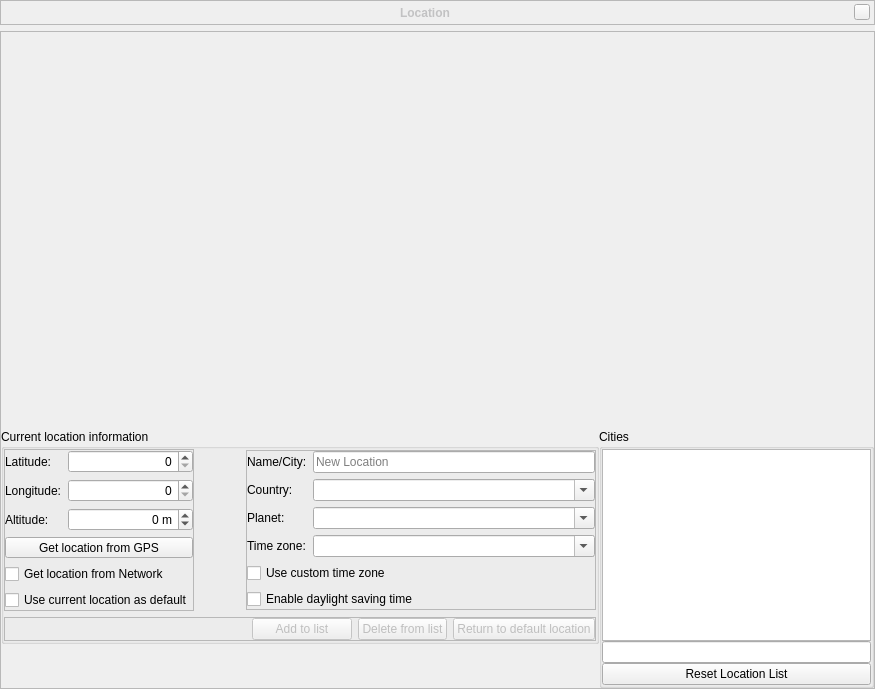
The window that src/gui/locationDialogGui.ui (ultrapre/stellarium) describes before a commit, drawn with Qt 5.
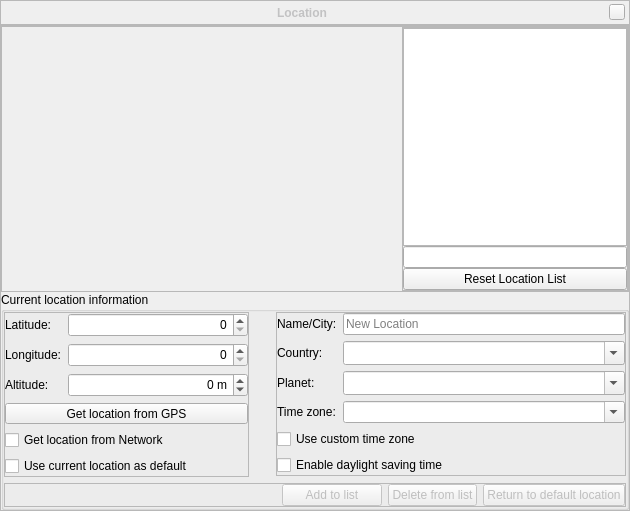
The same window after the commit. Icons and pictures are not drawn. Custom widgets are drawn as their Qt base class.

Commit message:
Revert "Remove QStackedWidget and QListWidget from dialogs, and replace it with QTabWidget."
This reverts commit 7ae493d849c1c83e8442d64ce9efdaa8edf55682.

Diff of the .ui file:
```diff
--- a/src/gui/locationDialogGui.ui
+++ b/src/gui/locationDialogGui.ui
@@ -6,14 +6,17 @@
    <rect>
     <x>0</x>
     <y>0</y>
-    <width>875</width>
-    <height>689</height>
+    <width>630</width>
+    <height>511</height>
    </rect>
   </property>
   <property name="styleSheet">
    <string notr="true"/>
   </property>
-  <layout class="QGridLayout" name="gridLayout_6">
+  <layout class="QVBoxLayout">
+   <property name="spacing">
+    <number>0</number>
+   </property>
    <property name="leftMargin">
     <number>0</number>
    </property>
@@ -26,7 +29,7 @@
    <property name="bottomMargin">
     <number>0</number>
    </property>
-   <item row="0" column="0">
+   <item>
     <widget class="BarFrame" name="TitleBar">
      <property name="minimumSize">
       <size>
@@ -191,7 +194,7 @@
      </layout>
     </widget>
    </item>
-   <item row="1" column="0">
+   <item>
     <widget class="QFrame" name="locationContent">
      <property name="sizePolicy">
       <sizepolicy hsizetype="Preferred" vsizetype="Minimum">
@@ -202,7 +205,7 @@
      <property name="frameShape">
       <enum>QFrame::StyledPanel</enum>
      </property>
-     <layout class="QGridLayout" name="gridLayout_2" rowstretch="1,0,0">
+     <layout class="QGridLayout" name="gridLayout_2">
       <property name="leftMargin">
        <number>0</number>
       </property>
@@ -218,26 +221,179 @@
       <property name="spacing">
        <number>0</number>
       </property>
-      <item row="0" column="0" colspan="3">
-       <widget class="MapLabel" name="mapLabel">
-        <property name="lineWidth">
-         <number>0</number>
+      <item row="0" column="0" colspan="2">
+       <widget class="QFrame" name="frame">
+        <property name="sizePolicy">
+         <sizepolicy hsizetype="Preferred" vsizetype="MinimumExpanding">
+          <horstretch>0</horstretch>
+          <verstretch>0</verstretch>
+         </sizepolicy>
         </property>
-        <property name="text">
-         <string/>
+        <property name="minimumSize">
+         <size>
+          <width>0</width>
+          <height>180</height>
+         </size>
         </property>
-        <property name="pixmap">
-         <pixmap>../../data/gui/world.png</pixmap>
+        <property name="maximumSize">
+         <size>
+          <width>16777215</width>
+          <height>2400</height>
+         </size>
         </property>
-        <property name="scaledContents">
-         <bool>true</bool>
+        <property name="frameShape">
+         <enum>QFrame::StyledPanel</enum>
         </property>
-        <property name="alignment">
-         <set>Qt::AlignCenter</set>
+        <property name="frameShadow">
+         <enum>QFrame::Raised</enum>
         </property>
+        <layout class="QGridLayout" name="gridLayout_3">
+         <property name="leftMargin">
+          <number>0</number>
+         </property>
+         <property name="topMargin">
+          <number>0</number>
+         </property>
+         <property name="rightMargin">
+          <number>0</number>
+         </property>
+         <property name="bottomMargin">
+          <number>0</number>
+         </property>
+         <property name="spacing">
+          <number>0</number>
+         </property>
+         <item row="1" column="0">
+          <widget class="MapLabel" name="mapLabel">
+           <property name="sizePolicy">
+            <sizepolicy hsizetype="MinimumExpanding" vsizetype="MinimumExpanding">
+             <horstretch>0</horstretch>
+             <verstretch>0</verstretch>
+            </sizepolicy>
+           </property>
+           <property name="minimumSize">
+            <size>
+             <width>400</width>
+             <height>180</height>
+            </size>
+           </property>
+           <property name="maximumSize">
+            <size>
+             <width>1440</width>
+             <height>720</height>
+            </size>
+           </property>
+           <property name="lineWidth">
+            <number>0</number>
+           </property>
+           <property name="text">
+            <string/>
+           </property>
+           <property name="pixmap">
+            <pixmap>../../data/gui/world.png</pixmap>
+           </property>
+           <property name="scaledContents">
+            <bool>true</bool>
+           </property>
+           <property name="alignment">
+            <set>Qt::AlignCenter</set>
+           </property>
+          </widget>
+         </item>
+         <item row="1" column="1">
+          <widget class="QFrame" name="frame_2">
+           <property name="sizePolicy">
+            <sizepolicy hsizetype="Preferred" vsizetype="MinimumExpanding">
+             <horstretch>0</horstretch>
+             <verstretch>0</verstretch>
+            </sizepolicy>
+           </property>
+           <property name="minimumSize">
+            <size>
+             <width>200</width>
+             <height>180</height>
+            </size>
+           </property>
+           <property name="maximumSize">
+            <size>
+             <width>300</width>
+             <height>2400</height>
+            </size>
+           </property>
+           <property name="frameShape">
+            <enum>QFrame::StyledPanel</enum>
+           </property>
+           <property name="frameShadow">
+            <enum>QFrame::Raised</enum>
+           </property>
+           <layout class="QVBoxLayout" name="verticalLayout">
+            <property name="spacing">
+             <number>0</number>
+            </property>
+            <property name="leftMargin">
+             <number>0</number>
+            </property>
+            <property name="topMargin">
+             <number>0</number>
+            </property>
+            <property name="rightMargin">
+             <number>0</number>
+            </property>
+            <property name="bottomMargin">
+             <number>0</number>
+            </property>
+            <item>
+             <widget class="QListView" name="citiesListView">
+              <property name="focusPolicy">
+               <enum>Qt::NoFocus</enum>
+              </property>
+              <property name="toolTip">
+               <string>Standard list of locations contains only English names (without diacritics!)</string>
+              </property>
+              <property name="horizontalScrollBarPolicy">
+               <enum>Qt::ScrollBarAlwaysOff</enum>
+              </property>
+              <property name="uniformItemSizes">
+               <bool>true</bool>
+              </property>
+             </widget>
+            </item>
+            <item>
+             <widget class="QLineEdit" name="citySearchLineEdit">
+              <property name="sizePolicy">
+               <sizepolicy hsizetype="Expanding" vsizetype="Fixed">
+                <horstretch>0</horstretch>
+                <verstretch>0</verstretch>
+               </sizepolicy>
+              </property>
+              <property name="toolTip">
+               <string>Standard list of locations contains only English names (without diacritics!)</string>
+              </property>
+              <property name="text">
+               <string/>
+              </property>
+              <property name="alignment">
+               <set>Qt::AlignBottom|Qt::AlignLeading|Qt::AlignLeft</set>
+              </property>
+             </widget>
+            </item>
+            <item>
+             <widget class="QPushButton" name="resetListPushButton">
+              <property name="toolTip">
+               <string>Reset location list to show all known locations</string>
+              </property>
+              <property name="text">
+               <string>Reset Location List</string>
+              </property>
+             </widget>
+            </item>
+           </layout>
+          </widget>
+         </item>
+        </layout>
        </widget>
       </item>
-      <item row="1" column="0">
+      <item row="2" column="1">
        <widget class="QGroupBox" name="groupBox">
         <property name="sizePolicy">
          <sizepolicy hsizetype="Preferred" vsizetype="Fixed">
@@ -381,7 +537,7 @@
            <property name="frameShadow">
             <enum>QFrame::Raised</enum>
            </property>
-           <layout class="QGridLayout" name="gridLayout_4" columnstretch="0,1">
+           <layout class="QGridLayout" name="gridLayout_4">
             <property name="leftMargin">
              <number>0</number>
             </property>
@@ -406,6 +562,12 @@
             </item>
             <item row="2" column="1">
              <widget class="QSpinBox" name="altitudeSpinBox">
+              <property name="minimumSize">
+               <size>
+                <width>100</width>
+                <height>24</height>
+               </size>
+              </property>
               <property name="toolTip">
                <string>Enter the altitude in meter</string>
               </property>
@@ -449,6 +611,12 @@
             </item>
             <item row="1" column="1">
              <widget class="AngleSpinBox" name="longitudeSpinBox">
+              <property name="minimumSize">
+               <size>
+                <width>140</width>
+                <height>24</height>
+               </size>
+              </property>
               <property name="toolTip">
                <string>You can enter values in decimal degrees, or using dms format, for example: +1d 12m 8s</string>
               </property>
@@ -466,6 +634,12 @@
             </item>
             <item row="0" column="1">
              <widget class="AngleSpinBox" name="latitudeSpinBox">
+              <property name="minimumSize">
+               <size>
+                <width>180</width>
+                <height>24</height>
+               </size>
+              </property>
               <property name="toolTip">
                <string>You can enter values in decimal degrees, or using dms format, for example: +1d 12m 8s</string>
               </property>
@@ -565,6 +739,18 @@
                 <verstretch>0</verstretch>
                </sizepolicy>
               </property>
+              <property name="minimumSize">
+               <size>
+                <width>0</width>
+                <height>24</height>
+               </size>
+              </property>
+              <property name="maximumSize">
+               <size>
+                <width>16777215</width>
+                <height>24</height>
+               </size>
+              </property>
               <property name="editable">
                <bool>true</bool>
               </property>
@@ -629,6 +815,18 @@
                 <verstretch>0</verstretch>
                </sizepolicy>
               </property>
+              <property name="minimumSize">
+               <size>
+                <width>0</width>
+                <height>24</height>
+               </size>
+              </property>
+              <property name="maximumSize">
+               <size>
+                <width>16777215</width>
+                <height>24</height>
+               </size>
+              </property>
               <property name="editable">
                <bool>true</bool>
               </property>
@@ -657,88 +855,6 @@
         </layout>
        </widget>
       </item>
-      <item row="2" column="0">
-       <spacer name="verticalSpacer">
-        <property name="orientation">
-         <enum>Qt::Vertical</enum>
-        </property>
-        <property name="sizeHint" stdset="0">
-         <size>
-          <width>20</width>
-          <height>40</height>
-         </size>
-        </property>
-       </spacer>
-      </item>
-      <item row="1" column="2" rowspan="2">
-       <widget class="QGroupBox" name="groupBox_2">
-        <property name="title">
-         <string>Cities</string>
-        </property>
-        <layout class="QVBoxLayout" name="verticalLayout_2">
-         <property name="spacing">
-          <number>0</number>
-         </property>
-         <property name="leftMargin">
-          <number>0</number>
-         </property>
-         <property name="topMargin">
-          <number>0</number>
-         </property>
-         <property name="rightMargin">
-          <number>0</number>
-         </property>
-         <property name="bottomMargin">
-          <number>0</number>
-         </property>
-         <item>
-          <widget class="QListView" name="citiesListView">
-           <property name="focusPolicy">
-            <enum>Qt::NoFocus</enum>
-           </property>
-           <property name="toolTip">
-            <string>Standard list of locations contains only English names (without diacritics!)</string>
-           </property>
-           <property name="horizontalScrollBarPolicy">
-            <enum>Qt::ScrollBarAlwaysOff</enum>
-           </property>
-           <property name="uniformItemSizes">
-            <bool>true</bool>
-           </property>
-          </widget>
-         </item>
-         <item>
-          <widget class="QLineEdit" name="citySearchLineEdit">
-           <property name="sizePolicy">
-            <sizepolicy hsizetype="Expanding" vsizetype="Fixed">
-             <horstretch>0</horstretch>
-             <verstretch>0</verstretch>
-            </sizepolicy>
-           </property>
-           <property name="toolTip">
-            <string>Standard list of locations contains only English names (without diacritics!)</string>
-           </property>
-           <property name="text">
-            <string/>
-           </property>
-           <property name="alignment">
-            <set>Qt::AlignBottom|Qt::AlignLeading|Qt::AlignLeft</set>
-           </property>
-          </widget>
-         </item>
-         <item>
-          <widget class="QPushButton" name="resetListPushButton">
-           <property name="toolTip">
-            <string>Reset location list to show all known locations</string>
-           </property>
-           <property name="text">
-            <string>Reset Location List</string>
-           </property>
-          </widget>
-         </item>
-        </layout>
-       </widget>
-      </item>
      </layout>
     </widget>
    </item>
```
Left out of the diff: 7 changed lines with no effect on the pictures. The commit also changes 12 other files.
